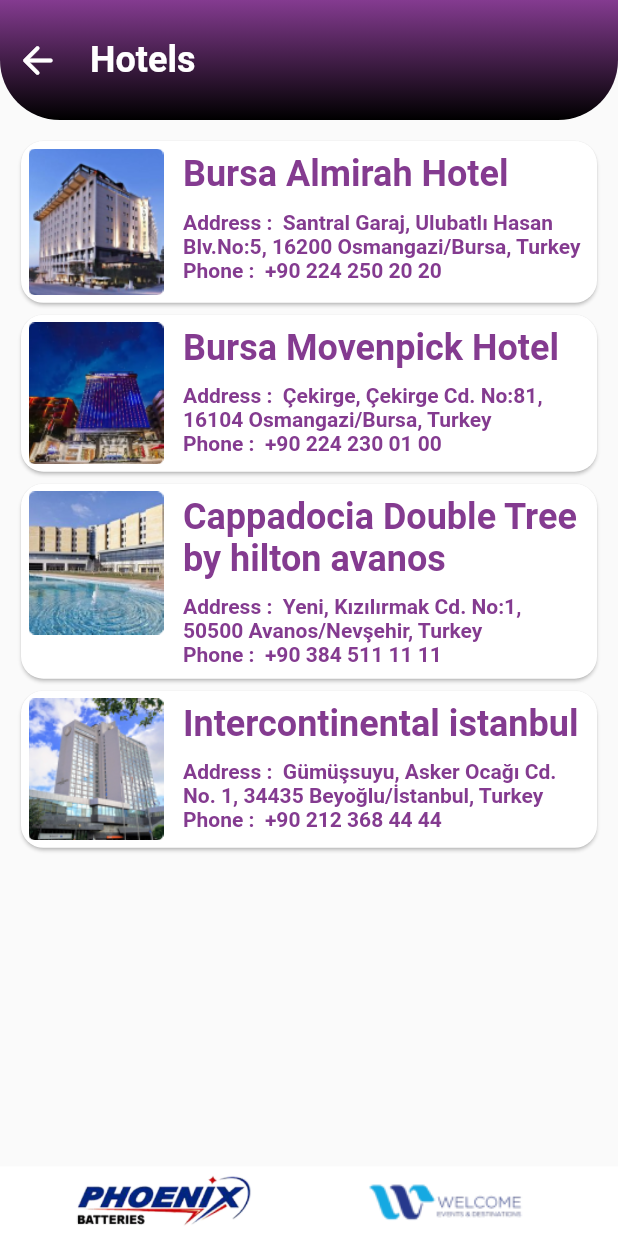
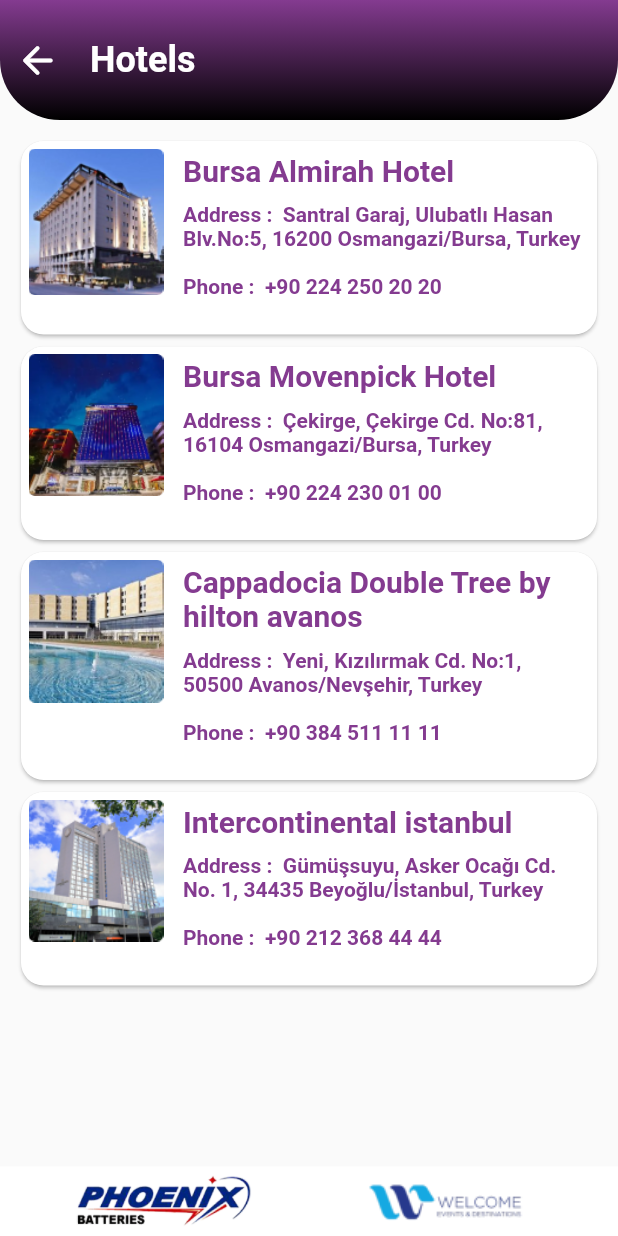
Before and after one commit to MusabBoltX/Phoenix-Travel-Turkey-App, a Flutter app: the HotelsScreen screen opened directly, on a phone screen of 412 x 824 dp. Run offline on Flutter 3.47's test engine with Material 2 defaults, Android fonts, the phone set to English and light mode, and no system bars; our stand-ins replace flutter_markdown.

Commit message:
completed commit 5

```diff
--- a/lib/src/views/days_itenarary/days_screens/day1.dart
+++ b/lib/src/views/days_itenarary/days_screens/day1.dart
@@ -85,7 +85,7 @@
     'Arrival istanbul TK 709 KHI-IST (KARACHI | HYDERABAD |SUKKUR |QUETTA )\n\nMeet & Assist at Airport  & Transfer to Bursa by Bus\n\nTransfer to Bursa Enroute Lunch at Oksijen Outlet Service Center (Lunch at Bursa  Kebap Restaurant )\n\nArrival at Bursa & Check Inn at Almira Hotel ',
     'Arrival istanbul TK 715  LHE-IST (LAHORE   |SAHIWAL |GUJRANWALA )\n\nMeet & Assist at Airport  & Transfer to Bursa by Bus\n\nTransfer to Bursa Enroute Lunch at Oksijen Outlet Service Center (Lunch at Bursa  Kebap Restaurant )\n\nArrival at Bursa & Check Inn at Almira Hotel',
     'ARRIVAL BY EK 123 DXB-IST (MULTAN | FAISALABAD )',
-    'Meet & Assist at Airport  & Transfer to Bursa by Bus\n\nTransfer to Bursa (Pack Lunch Will be Served)\n\nCheck inn Fomralities  (Movenpick Hotel)\n\nTime Free For Fresh Up & Personal Activites\n\nDinner at Almirah Hotel\n\nOver Night at Hotel',
+    'Meet & Assist at Airport  & Transfer to Bursa by Bus\n\nTransfer to Bursa (Pack Lunch Will be Served)\n\nCheck inn Fomralities  (Movenpick Hotel)\n\nTime Free For Fresh Up & Personal Activites\n\nDinner at Almirah Hotel\n\nOver Night at Hotel\n\noksijen outlet service',
   ];
   final List<String> _hrs = [
     '1035hrs',
--- a/lib/src/views/days_itenarary/days_screens/day2.dart
+++ b/lib/src/views/days_itenarary/days_screens/day2.dart
@@ -85,7 +85,7 @@
     'Arrival at Cable Car Station & Hote Tea & Coffee Will be Served at Grand Yazici Hotel  Hotel\n\nTime free to Explore Snowy mountain and Personal activities',
     'Buffet Lunch Will be Served at Grand Yazici Hotel\n\nTransfer Back to Bursa City Center by Cable Car\n\nDrop to Old Silk Market.\n\nTransfer Back to Hotel\n\nTime Free For Fresh Up & Personal Activites',
     'Transfer for Dinner at Kofteci Yusuf Restaurant\n\nTransfer Back to hotel\n\nOver Night at Hotel ',
-    'Arrival Istanbul by TK 711 ISB-IST (47PAX) (RAWALPINDI |PESHAWAR)\n\nMeet & Assist at Airport  & Transfer to Bursa by Bus\n\nTransfer to Bursa\n\nEnroute Lunch at Oksijen Outlet Service Center (Lunch at Bursa  Kebap Restaurant )',
+    'Istanbul by TK 711 ISB-IST (47PAX) (RAWALPINDI |PESHAWAR)\n\nMeet & Assist at Airport  & Transfer to Bursa by Bus\n\nTransfer to Bursa\n\nEnroute Lunch at Oksijen Outlet Service Center (Lunch at Bursa  Kebap Restaurant )',
   ];
 
   final List<String> _hrs = [
--- a/lib/src/views/days_itenarary/days_screens/day3.dart
+++ b/lib/src/views/days_itenarary/days_screens/day3.dart
@@ -83,14 +83,14 @@
 
   final List<String> _details = [
     'Breakfast at Hotel\n\nCheck Out From Hotel ( Lahore |Sahiwal|Multan |Faisalabad)\n\nTransfer to Istanbul Airport for Departure Flight IST-ASR TK2012',
-    'Arrival at Istanbul Airport\n\nCheck Inn For Flight TK 2012 IST-ASR\n\nLunch Allowance 150TL Will be Provided\n\nCheck Out From Hotel (Karachi|Hyderabad|Sukkur|Quetta|Rawalpindi|Peshawar)\n\nTransfer for Lunch at Yuce Hunkar',
+    'Arrival at Istanbul Airport\n\nCheck Inn For Flight TK 2012 IST-ASR\n\nLunch Allowance Will be Provided\n\nCheck Out From Hotel (Karachi|Hyderabad|Sukkur|Quetta|Rawalpindi|Peshawar)\n\nTransfer for Lunch at Yuce Hunkar',
     'Transfer to  Istanbul (Sabiha- Saw) Airport',
     'Arrival at Saw Airport\n\nCheck Inn for Flight PC 2738 SAW-ASR Flight',
     'Departure Flight SAW-ASR ',
     'Arrival By TK 2012 ( Lahore |Sahiwal|Multan |Faisalabad)\n\nMeet & Assist at Kayseri Airport\n\nTransfer to Cappadocia ',
     'Arrival at Double Tree Hilton\n\nCheck Inn Formalities',
     'Arrival By PC 2738 (Karachi|Hyderabad|Sukkur|Quetta|Rawalpindi|Peshawar)\n\nMeet & Assist at Kayseri Airport',
-    'Transfer to Cappadocia\n\nDinner at Adeedaya Restaurant  for Both Groups\n\nCheck Inn at Double Tree Hilton\n\nOver Night at Hotel',
+    'Transfer to Cappadocia\n\nDinner at Adeedaya Restaurant  for all Groups\n\nCheck Inn at Double Tree Hilton\n\nOver Night at Hotel',
   ];
 
   final List<String> _hrs = [
--- a/lib/src/views/days_itenarary/days_screens/day5.dart
+++ b/lib/src/views/days_itenarary/days_screens/day5.dart
@@ -83,7 +83,7 @@
   }
 
   final List<String> _details = [
-    'Breakfast at Hotel\n\nCheck Out From Hotel\n\nKayseri Orientation Tour\n\nLunch at kemal Kock Restaurant Kayseri',
+    'Breakfast at Hotel\n\nCheck Out From Hotel\n\nKayseri Orientation Tour\n\nLunch at Kemal Kochak Restaurant Kayseri',
     'Departure Flight PC 2737 ASR-IST (Sabia Airport)',
     'Departure Flight TK 2013 ASR-IST',
     'Arrival By PC 2737 (Karachi|Hyderabad|Sukkur|Quetta|Rawalpindi|Peshawar)',
--- a/lib/src/views/days_itenarary/days_screens/day7.dart
+++ b/lib/src/views/days_itenarary/days_screens/day7.dart
@@ -83,7 +83,7 @@
   }
 
   final List<String> _details = [
-    'Breakfast at Hotel\n\nDay Free For Shopping & Personal activities With Lunch Allowance 150 TL',
+    'Breakfast at Hotel\n\nDay Free For Shopping & Personal activities With Lunch Allowance',
     'Transfer to Pier For Bosphorus Dinner Cruise',
     'Bosphorus Dinner Cruise With Entertainment\n\nTransfer Back to Hotel',
   ];
--- a/lib/src/views/days_itenarary/days_screens/day8.dart
+++ b/lib/src/views/days_itenarary/days_screens/day8.dart
@@ -83,7 +83,7 @@
   }
 
   final List<String> _details = [
-    'Breakfast at Hotel\n\nCheck Out From Hotel\n\nVisit Ayub Ansari\n\nDrop for Shopping Olivium Mall With Lunch Allowance 150 TL\n\nTransfer to Istanbul Airport As Per Respective  Respective Flight ',
+    'Breakfast at Hotel\n\nCheck Out From Hotel\n\nVisit Ayub Ansari\n\nDrop for Shopping Olivium Mall With Lunch Allowance\n\nTransfer to Istanbul Airport As Per Respective  Respective Flight ',
     'Departure Flight   EK 122 IST-DXB  (Multan | Faisalabad Group)',
     'Departure Flight TK 708 IST-KHI\n\n( Karchi | Hyderabad | Sukkur |Quetaa)',
     'Departure Flight TK 710 IST-ISB (Rawalpindi |Peshawar )',
--- a/lib/src/views/hotels/components/hotels_card.dart
+++ b/lib/src/views/hotels/components/hotels_card.dart
@@ -52,7 +52,7 @@
                       style: TextStyle(
                         fontWeight: FontWeight.bold,
                         color: basePurpleDark,
-                        fontSize: 24,
+                        fontSize: 20,
                       ),
                     ),
 
@@ -61,7 +61,7 @@
                     /// address
                     Flexible(
                       child: Text(
-                        'Address :  ' + address,
+                        'Address :  ' + address + '\n',
                         // textAlign: TextAlign.center,
                         overflow: TextOverflow.visible,
                         style: TextStyle(
@@ -77,7 +77,7 @@
                     /// phoneNumber
                     Flexible(
                       child: Text(
-                        'Phone :  ' + phoneNumber,
+                        'Phone :  ' + phoneNumber + '\n',
                         // textAlign: TextAlign.center,
                         overflow: TextOverflow.visible,
                         style: TextStyle(
```
Also changed, not shown: lib/src/views/days_itenarary/days_screens/day6.dart (+7 -1 lines), lib/src/views/tour_escort/components/escort_card.dart (+6 -6 lines), assets/icon.jpeg (added), 5 other files.
